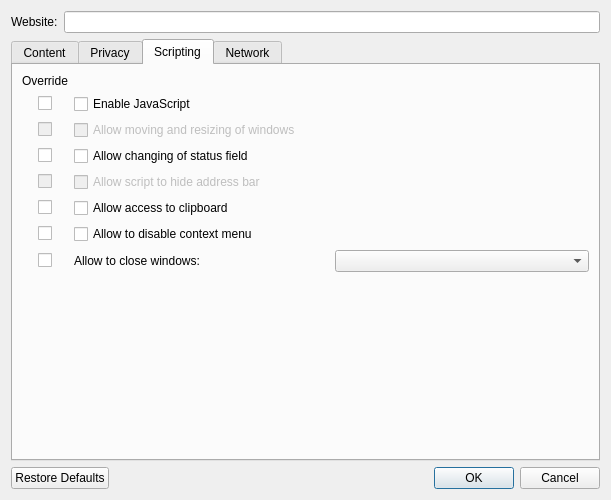
The window that src/ui/WebsitePreferencesDialog.ui (OtterBrowser/otter-browser) describes before a commit, drawn with Qt 5.
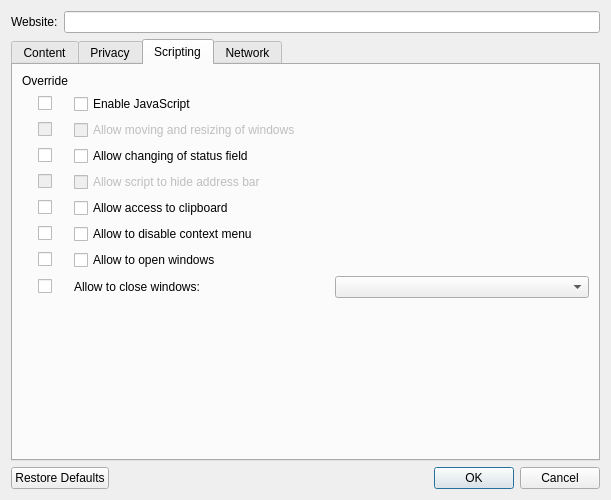
The same window after the commit. The open tabs and pages were chosen to show the change. Custom widgets are drawn as their Qt base class.

Commit message: Expose option to decide if JavaScript should be allowed to open windows

```diff
--- a/src/ui/WebsitePreferencesDialog.ui
+++ b/src/ui/WebsitePreferencesDialog.ui
@@ -585,13 +585,27 @@
         </widget>
        </item>
        <item row="7" column="0" alignment="Qt::AlignHCenter">
+        <widget class="QCheckBox" name="canOpenWindowsOverrideCheckBox">
+         <property name="text">
+          <string/>
+         </property>
+        </widget>
+       </item>
+       <item row="7" column="1">
+        <widget class="QCheckBox" name="canOpenWindowsCheckBox">
+         <property name="text">
+          <string>Allow to open windows</string>
+         </property>
+        </widget>
+       </item>
+       <item row="8" column="0" alignment="Qt::AlignHCenter">
         <widget class="QCheckBox" name="canCloseWindowsOverrideCheckBox">
          <property name="text">
           <string/>
          </property>
         </widget>
        </item>
-       <item row="7" column="2">
+       <item row="8" column="2">
         <widget class="QComboBox" name="canCloseWindowsComboBox"/>
        </item>
        <item row="9" column="1">
@@ -607,7 +621,7 @@
          </property>
         </spacer>
        </item>
-       <item row="7" column="1">
+       <item row="8" column="1">
         <widget class="QLabel" name="canCloseWindowsLabel">
          <property name="text">
           <string>Allow to close windows:</string>
```
The commit also changes 6 other files.
